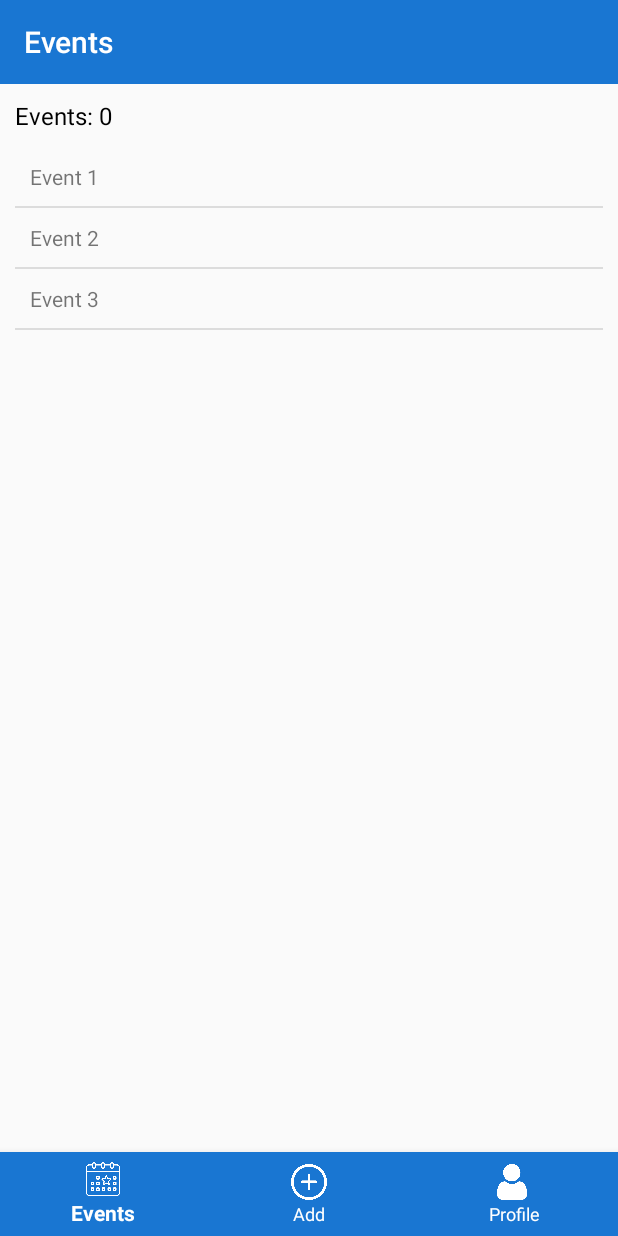
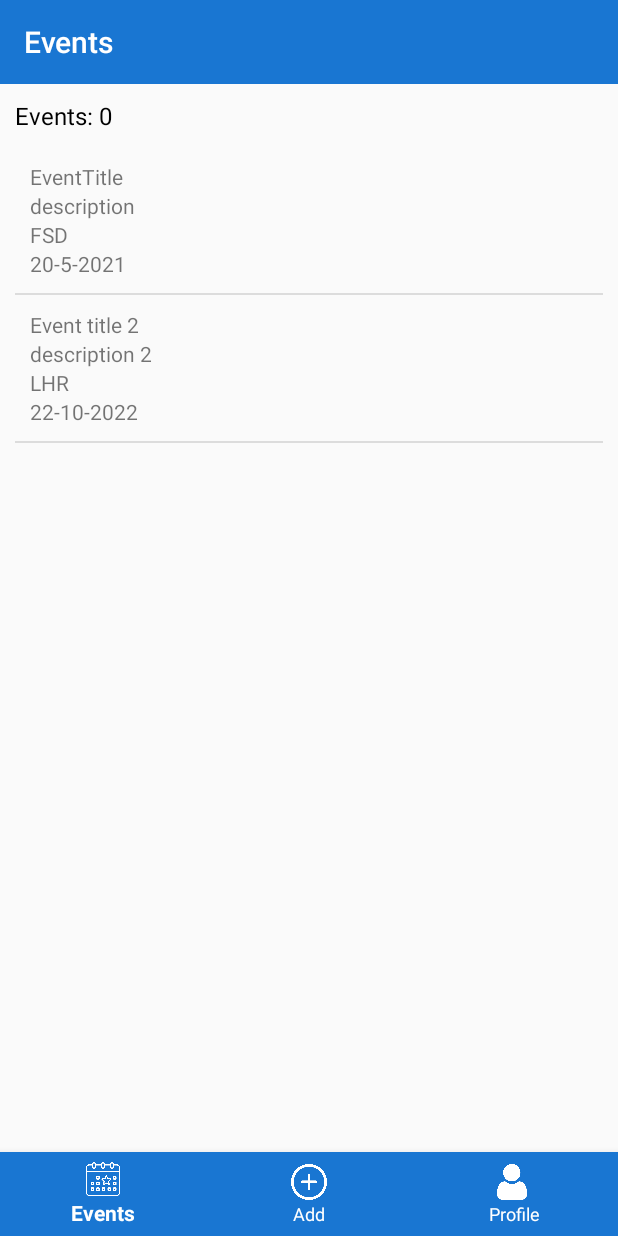
Before and after one commit to Haseeba393/event-log, an Android app: the screen it shows after launch once a user with an empty profile is signed in (Home), on a phone screen of 412 x 824 dp. Run offline under Robolectric (Android 15) with nearby library versions, the phone set to English and light mode, and no system bars; our stand-ins replace Firebase (no records; nobody signed in at launch, a user with empty details on screens opened directly).

Commit message:
custom adapter

```diff
--- /dev/null
+++ b/app/src/main/java/com/example/eventlogging/EventAdapter.java
@@ -0,0 +1,49 @@
+package com.example.eventlogging;
+
+import android.content.Context;
+import android.view.LayoutInflater;
+import android.view.View;
+import android.view.ViewGroup;
+import android.widget.ArrayAdapter;
+import android.widget.TextView;
+
+import androidx.annotation.NonNull;
+import androidx.annotation.Nullable;
+
+import com.google.firebase.database.ValueEventListener;
+
+import java.util.ArrayList;
+
+public class EventAdapter extends ArrayAdapter<EventModel> {
+    public EventAdapter(Context context, ArrayList<EventModel> events) {
+        super(context, 0, events);
+    }
+
+    @NonNull
+    @Override
+    public View getView(int position, @Nullable View convertView, @NonNull ViewGroup parent) {
+
+        // Get the data item for this position
+        EventModel event = getItem(position);
+
+        // Check if an existing view is being reused, otherwise inflate the view
+        if (convertView == null) {
+            convertView = LayoutInflater.from(getContext()).inflate(R.layout.event_row, parent, false);
+        }
+
+        // Lookup view for data population
+        TextView event_title = (TextView) convertView.findViewById(R.id.event_title);
+        TextView event_description = (TextView) convertView.findViewById(R.id.event_description);
+        TextView event_location = (TextView) convertView.findViewById(R.id.event_location);
+        TextView event_date = (TextView) convertView.findViewById(R.id.event_date);
+        // Populate the data into the template view using the data object
+
+        event_title.setText(event.event_title);
+        event_description.setText(event.event_description);
+        event_location.setText(event.event_location);
+        event_date.setText(event.event_date);
+
+        // Return the completed view to render on screen
+        return convertView;
+    }
+}
--- /dev/null
+++ b/app/src/main/java/com/example/eventlogging/EventModel.java
@@ -0,0 +1,18 @@
+package com.example.eventlogging;
+
+// Declaring Class for the Event Model which will be used for the Custom ListView Adapter
+public class EventModel {
+    public String event_date;
+    public String event_description;
+    public String event_location;
+    public String event_title;
+
+    // Parameterized Constructor
+    // A Constructor in which we are passing parameters to initialize the Class Object
+    public EventModel(String event_date, String event_description, String event_location, String event_title) {
+        this.event_date = event_date;
+        this.event_description = event_description;
+        this.event_location = event_location;
+        this.event_title = event_title;
+    }
+}
--- a/app/src/main/java/com/example/eventlogging/fragments/Events.java
+++ b/app/src/main/java/com/example/eventlogging/fragments/Events.java
@@ -15,12 +15,16 @@ import android.widget.ProgressBar;
 import android.widget.TextView;
 import android.widget.Toast;
 
+import com.example.eventlogging.EventAdapter;
+import com.example.eventlogging.EventModel;
 import com.example.eventlogging.R;
 import com.google.firebase.database.DataSnapshot;
 import com.google.firebase.database.DatabaseError;
 import com.google.firebase.database.DatabaseReference;
 import com.google.firebase.database.FirebaseDatabase;
 import com.google.firebase.database.ValueEventListener;
+
+import java.util.ArrayList;
 
 public class Events extends Fragment {
 
@@ -46,7 +50,6 @@ public class Events extends Fragment {
         eventsListView = getActivity().findViewById(R.id.eventListView);
 
         _getEvents();
-
     }
 
     // function to get events
@@ -63,8 +66,20 @@ public class Events extends Fragment {
                     int EVENTS = (int) dataSnapshot.getChildrenCount();
 
                     try {
-                        ArrayAdapter<String> eventsAdapter = new ArrayAdapter<String>(getActivity(), R.layout.event_row, dummyEvents);
-                        eventsListView.setAdapter(eventsAdapter);
+
+                        EventModel event1 = new EventModel("20-5-2021","description", "FSD", "EventTitle");
+                        EventModel event2 = new EventModel("22-10-2022","description 2", "LHR", "Event title 2");
+
+                        //EventModel [] events = {event1, event2};
+
+                        ArrayList<EventModel> events = new ArrayList<EventModel>();
+                        events.add(event1);
+                        events.add(event2);
+
+                        EventAdapter eventAdapter = new EventAdapter(getActivity(), events);
+
+                        eventsListView.setAdapter(eventAdapter);
+
 
                         eventsLoading.setVisibility(View.GONE);
                         eventCount.setText("Events: " + String.valueOf(EVENTS));
--- a/app/src/main/res/layout/event_row.xml
+++ b/app/src/main/res/layout/event_row.xml
@@ -1,9 +1,30 @@
 <?xml version="1.0" encoding="utf-8"?>
 
-<TextView
+<LinearLayout
     xmlns:android="http://schemas.android.com/apk/res/android"
-    android:id="@android:id/text1"
     android:layout_width="match_parent"
-    android:layout_height="wrap_content"
-    android:gravity="center_vertical"
-    android:padding="@dimen/spacing_10"/>
+    android:layout_height="match_parent"
+    android:orientation="vertical"
+    android:padding="@dimen/spacing_10">
+    <TextView
+        android:id="@+id/event_title"
+        android:layout_width="wrap_content"
+        android:layout_height="wrap_content"
+        android:text="Event Title" />
+    <TextView
+        android:id="@+id/event_description"
+        android:layout_width="wrap_content"
+        android:layout_height="wrap_content"
+        android:text="Event Description" />
+    <TextView
+        android:id="@+id/event_location"
+        android:layout_width="wrap_content"
+        android:layout_height="wrap_content"
+        android:text="Event Location" />
+    <TextView
+        android:id="@+id/event_date"
+        android:layout_width="wrap_content"
+        android:layout_height="wrap_content"
+        android:text="Event Date" />
+
+</LinearLayout>
```
